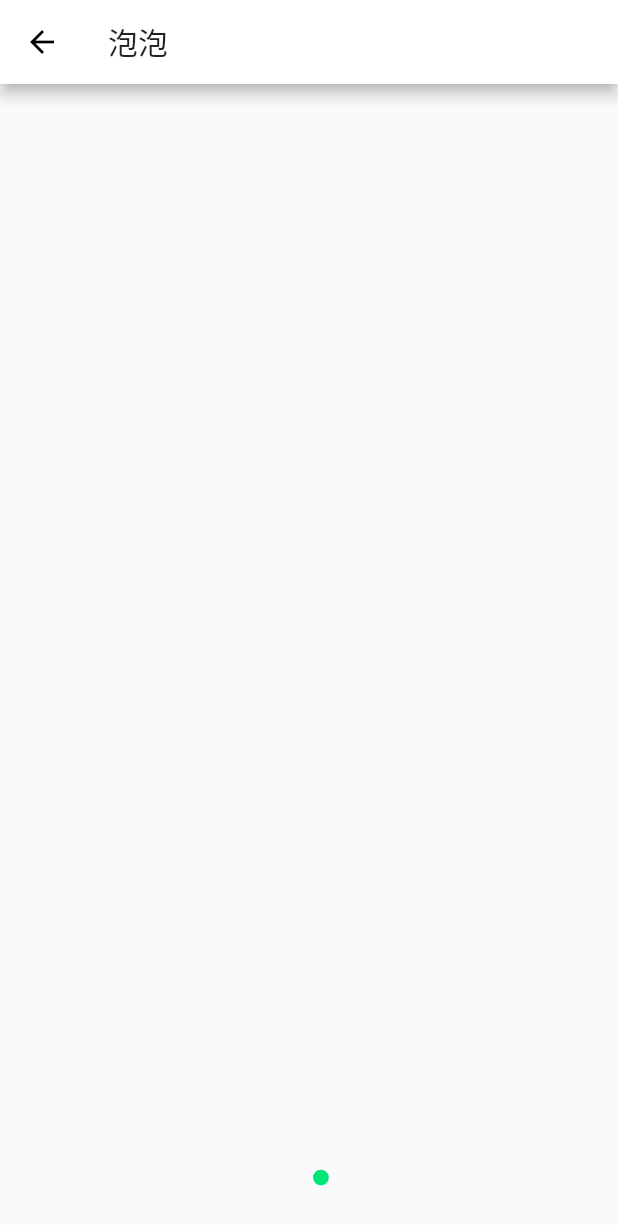
After one commit to OpenFlutter/PullToRefresh, a Flutter app: the Bubbles screen opened directly, on a phone screen of 412 x 824 dp. The commit adds this screen. Shown: the top 1225 px of the screen. Run offline on Flutter 3.47's test engine with Material 2 defaults, Android fonts, the phone set to English and light mode, and no system bars; missing offline and left inert: dragablegridview_flutter, marquee_flutter.

```diff
--- /dev/null
+++ b/lib/bin/bubblebin.dart
@@ -0,0 +1,27 @@
+import 'package:flutter/material.dart';
+
+class BubbleBin {
+  double radius;
+  double speed;
+  double disappearHeight;
+  Color color;
+  int transparency;
+  double xPosition;
+  double yPosition;
+
+  BubbleBin({
+    @required this.radius,
+    @required this.speed,
+    @required this.disappearHeight,
+    @required this.color,
+    @required this.transparency,
+    @required this.xPosition,
+    @required this.yPosition
+  });
+
+  @override
+  String toString() {
+    return 'BubbleBin{radius: $radius, speed: $speed, disappearHeight: $disappearHeight, color: $color, transparency: $transparency, xPosition: $xPosition, yPosition: $yPosition}';
+  }
+
+}
--- a/lib/components/marquee.dart
+++ b/lib/components/marquee.dart
@@ -40,6 +40,12 @@ class MarqueeWidgetState extends State<MarqueeWidget> with SingleTickerProviderS
   void initState() {
     super.initState();
     scroController=new ScrollController();
+    WidgetsBinding.instance.addPostFrameCallback((callback){
+      startTimer();
+    });
+  }
+
+  void startTimer(){
     timer=Timer.periodic(new Duration(milliseconds: 100), (timer){
       double maxScrollExtent=scroController.position.maxScrollExtent;
       double pixels=scroController.position.pixels;
--- /dev/null
+++ b/lib/ui/secondpage/bubbles.dart
@@ -0,0 +1,151 @@
+import 'dart:math';
+
+import 'package:flutter/material.dart';
+import 'package:flutterapp/bin/bubblebin.dart';
+
+class Bubbles extends StatefulWidget{
+  @override
+  State<StatefulWidget> createState() {
+    return new BubblesState();
+  }
+
+}
+
+class BubblesState extends State<Bubbles>{
+
+  List<BubbleBin> _bubbles=new List();
+  Random _random=new Random();
+  double xBlankSpace=0.2;
+  double _maxSpeed=6.0;
+  double _fixedHeight;
+  double _disappearHeight;
+  double maxRadius=25.0;
+  double screenWidth;
+  double screenHeight;
+  WidgetsBinding widgetsBinding;
+  final List<Color> _colors=[Colors.green,Color(0XFF66BB6A),Color(0XFF4CAF50),Color(0XFF43A047),Color(0XFF388E3C),Color(0XFF2E7D32),
+    Color(0XFF1B5E20),Color(0XFF00C853),Color(0XFF00E676),Color(0XFF64DD17),Color(0XFF76FF03)];
+
+  @override
+  void initState() {
+    super.initState();
+    //print("initState be invoke");
+    widgetsBinding=WidgetsBinding.instance;
+    widgetsBinding.addPostFrameCallback((callback){
+      widgetsBinding.addPersistentFrameCallback((callback){
+        print("addPersistentFrameCallback be invoke");
+        if(mounted){
+          setState(() {
+            //TODO 先将数据改变,再添加新数据
+            BubbleBin bubbleBin;
+            for (int i=0;i<_bubbles.length;i++){
+              bubbleBin=_bubbles[i];
+              if(bubbleBin.yPosition<bubbleBin.disappearHeight){
+                _bubbles.removeAt(i);
+                print("remove bin");
+                continue;
+              }
+              bubbleBin.yPosition=bubbleBin.yPosition-bubbleBin.speed;
+              if(bubbleBin.yPosition<=_disappearHeight+_fixedHeight){
+                int alpha=(bubbleBin.yPosition/(_disappearHeight+_fixedHeight)*0xFF).ceil();
+                bubbleBin.transparency=alpha;
+              }
+              print("screenHeight is $screenHeight****bubbleBin : ${bubbleBin.toString()}");
+            }
+
+
+            int intRandom=_random.nextInt(9)+1;
+
+            double xPositionRandom=_random.nextDouble();
+            double yPositionRandom=_random.nextDouble();
+            double radiusRandom=_random.nextDouble();
+            double speedRandom=_random.nextDouble();
+
+            if(xPositionRandom>xBlankSpace&&xPositionRandom<1.0-xBlankSpace
+                && yPositionRandom>0.2
+                && radiusRandom>0.2
+                && speedRandom>0.2
+                && _bubbles.length<10){
+              _disappearHeight=screenHeight-(_fixedHeight+_fixedHeight*_getPercentageOfDisappearHeight(yPositionRandom));
+              BubbleBin bin=new BubbleBin(
+                  radius:maxRadius*radiusRandom,
+                  color: _colors[intRandom],
+                  yPosition: screenHeight,
+                  disappearHeight: _disappearHeight,
+                  transparency: 0XFF,
+                  xPosition: screenWidth*xPositionRandom,
+                  speed: _maxSpeed*speedRandom);
+              _bubbles.add(bin);
+            }
+          });
+          widgetsBinding.scheduleFrame();
+        }
+
+      });
+    });
+  }
+
+  @override
+  void didChangeDependencies() {
+    super.didChangeDependencies();
+    Size size=MediaQuery.of(context).size;
+    screenWidth=size.width;
+    screenHeight=size.height;
+    _fixedHeight=screenHeight/2.0;
+  }
+
+  double _getPercentageOfDisappearHeight(double doubleRandom){
+    double percentageOfDisappearHeight;
+    if(doubleRandom>0.3){
+      percentageOfDisappearHeight=_getPercentageOfDisappearHeight(doubleRandom/2);
+    }else{
+      percentageOfDisappearHeight=doubleRandom;
+    }
+    return percentageOfDisappearHeight;
+  }
+
+
+
+  @override
+  Widget build(BuildContext context) {
+    return new Scaffold(
+      appBar: new AppBar(
+        title: new Text("泡泡"),
+      ),
+      body: new Container(
+        child: new CustomPaint(
+          size: new Size(screenWidth,screenHeight),
+          painter: new BubblesPainter(_bubbles),
+        ),
+      ),
+    );
+  }
+}
+
+class BubblesPainter extends CustomPainter{
+
+  final List<BubbleBin> _bubbles;
+
+  BubblesPainter(this._bubbles);
+
+  @override
+  void paint(Canvas canvas, Size size) {
+    Paint paint=new Paint();
+    paint.style=PaintingStyle.fill;
+    BubbleBin bin;
+    Offset offset;
+    Color color;
+    for (int i=0;i<_bubbles.length;i++){
+      bin=_bubbles[i];
+      color=bin.color;
+      paint.color=color.withAlpha(bin.transparency);
+      offset=new Offset(bin.xPosition, bin.yPosition);
+      canvas.drawCircle(offset , bin.radius, paint);
+    }
+  }
+
+  @override
+  bool shouldRepaint(CustomPainter oldDelegate) {
+    return true;
+  }
+}
--- a/lib/ui/secondpage/secondPage.dart
+++ b/lib/ui/secondpage/secondPage.dart
@@ -1,6 +1,7 @@
 import 'package:flutter/material.dart';
 import 'package:flutterapp/bin/appinfobin.dart';
 import 'package:flutterapp/ui/secondpage/blendmode.dart';
+import 'package:flutterapp/ui/secondpage/bubbles.dart';
 import 'package:flutterapp/ui/secondpage/dashboard.dart';
 import 'package:flutterapp/ui/secondpage/loginanimdemo.dart';
 import 'package:flutterapp/ui/secondpage/timepicker.dart';
@@ -45,6 +46,7 @@ class ListViewWidgets extends StatefulWidget{
     new AppInfoBin("LoginAnimation", "2018-11-26 10:05", "登陆按钮的动画",false),
     new AppInfoBin("BlendMode", "2018-11-28 10:52", "BlendMode测试",false),
     new AppInfoBin("DashBoard", "2018-11-29 14:34", "汽车仪表盘模拟",false),
+    new AppInfoBin("Bubbles", "2018-12-07 10:38", "泡泡往上冒的动画",false),
   ];
 
   @override
@@ -105,6 +107,7 @@ class ListState extends State<ListViewWidgets>{
                 }));
               }else if(index==4){
                 Navigator.of(context).push(new MaterialPageRoute(builder: (_) {
+                  return new Bubbles();
                 }));
               }
             },
```
Also changed, not shown: lib/ui/firstpage/firstPage.dart (+3 -22 lines), lib/ui/firstpage/pulltorefreshdemo.dart (+4 -3 lines), lib/ui/secondpage/dashboard.dart (+26 -9 lines).
